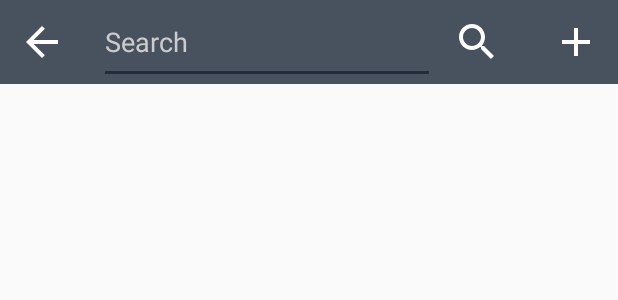
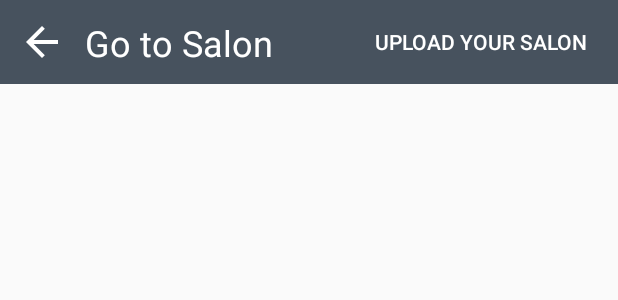
Before and after one commit to dohaiha1703/SalonReview, an Android app: the layout activity_home.xml on its own in the app's theme, with its tools: preview values and no code run, on a phone screen of 412 x 824 dp. Shown: the top 300 px of the screen. Run offline under Robolectric (Android 15) with nearby library versions, the phone set to English and light mode, and no system bars.

Commit message:
edit home toolbar

```diff
--- a/SalonReviewer_01/app/src/main/java/com/framgia/gotosalon/screen/home/HomeActivity.java
+++ b/SalonReviewer_01/app/src/main/java/com/framgia/gotosalon/screen/home/HomeActivity.java
@@ -6,8 +6,10 @@ import android.support.design.widget.TabLayout;
 import android.support.v4.view.ViewPager;
 import android.util.Log;
 import android.view.View;
+import android.widget.Button;
 import android.widget.EditText;
 import android.widget.ImageView;
+import android.widget.TextView;
 import android.widget.Toast;
 
 import com.framgia.gotosalon.R;
@@ -26,8 +28,9 @@ import java.util.List;
 public class HomeActivity extends BaseActivity implements View.OnClickListener, HomeContract.View {
     private static final String INTENT_KEY = "USER_ID";
     private String mUserId;
-    private ImageView mImageMenu;
-    private EditText mEditTextSearch;
+    private Button btnUpload;
+//    private EditText mEditTextSearch;
+    private TextView mText;
 
     @Override
     protected int getLayoutResource() {
@@ -41,11 +44,12 @@ public class HomeActivity extends BaseActivity implements View.OnClickListener,
         TabLayout tabLayout = findViewById(R.id.tab_home);
         viewPager.setAdapter(adapter);
         tabLayout.setupWithViewPager(viewPager);
-        mEditTextSearch = findViewById(R.id.edit_search);
+//        mEditTextSearch = findViewById(R.id.edit_search);
         findViewById(R.id.image_back).setOnClickListener(this);
-        findViewById(R.id.image_search).setOnClickListener(this);
-        mImageMenu = findViewById(R.id.image_menu);
-        mImageMenu.setOnClickListener(this);
+//        findViewById(R.id.image_search).setOnClickListener(this);
+        btnUpload = findViewById(R.id.buttonUploadSalon);
+        btnUpload.setOnClickListener(this);
+        mText = findViewById(R.id.textView);
     }
 
     @Override
@@ -59,7 +63,9 @@ public class HomeActivity extends BaseActivity implements View.OnClickListener,
         presenter.setView(this);
         presenter.checkUserId(mUserId);
         if (mUserId == null){
-            mImageMenu.setVisibility(View.GONE);
+            btnUpload.setVisibility(View.GONE);
+        }else{
+            mText.setVisibility(View.GONE);
         }
     }
 
@@ -69,7 +75,7 @@ public class HomeActivity extends BaseActivity implements View.OnClickListener,
             case R.id.image_back:
                 finish();
                 break;
-            case R.id.image_menu:
+            case R.id.buttonUploadSalon:
                 if (mUserId != null){
                     Intent intent = new Intent(this, ManagerActivity.class);
                     intent.putExtra(INTENT_KEY, mUserId);
@@ -78,14 +84,14 @@ public class HomeActivity extends BaseActivity implements View.OnClickListener,
                 }
                 Toast.makeText(this, "Sign up to use this function", Toast.LENGTH_SHORT).show();
                 break;
-            case R.id.image_search:
-                Bundle bundle = new Bundle();
-                bundle.putString("data", mEditTextSearch.getText().toString().trim());
-                NewFragment newFragment = new NewFragment();
-                HotFragment hotFragment = new HotFragment();
-                newFragment.setArguments(bundle);
-                hotFragment.setArguments(bundle);
-                break;
+//            case R.id.image_search:
+//                Bundle bundle = new Bundle();
+//                bundle.putString("data", mEditTextSearch.getText().toString().trim());
+//                NewFragment newFragment = new NewFragment();
+//                HotFragment hotFragment = new HotFragment();
+//                newFragment.setArguments(bundle);
+//                hotFragment.setArguments(bundle);
+//                break;
         }
     }
 
--- a/SalonReviewer_01/app/src/main/res/layout/activity_home.xml
+++ b/SalonReviewer_01/app/src/main/res/layout/activity_home.xml
@@ -1,6 +1,7 @@
 <?xml version="1.0" encoding="utf-8"?>
 <android.support.constraint.ConstraintLayout xmlns:android="http://schemas.android.com/apk/res/android"
     xmlns:app="http://schemas.android.com/apk/res-auto"
+    xmlns:tools="http://schemas.android.com/tools"
     android:layout_width="match_parent"
     android:layout_height="match_parent">
 
@@ -25,40 +26,6 @@
         app:layout_constraintTop_toTopOf="parent"
         app:srcCompat="@drawable/ic_arrow_back_white_24dp" />
 
-    <ImageView
-        android:id="@+id/image_menu"
-        style="?attr/borderlessButtonStyle"
-        android:layout_width="?attr/actionBarSize"
-        android:layout_height="?attr/actionBarSize"
-        app:layout_constraintEnd_toEndOf="parent"
-        app:layout_constraintTop_toTopOf="parent"
-        app:srcCompat="@drawable/ic_add_white_24dp" />
-
-    <ImageView
-        android:id="@+id/image_search"
-        style="?attr/borderlessButtonStyle"
-        android:layout_width="?attr/actionBarSize"
-        android:layout_height="?attr/actionBarSize"
-        android:layout_marginEnd="@dimen/dimen_10"
-        app:layout_constraintEnd_toStartOf="@+id/image_menu"
-        app:layout_constraintTop_toTopOf="parent"
-        app:srcCompat="@drawable/ic_search_white_24dp" />
-
-    <EditText
-        android:id="@+id/edit_search"
-        android:layout_width="@dimen/dimen_0"
-        android:layout_height="?attr/actionBarSize"
-        android:layout_marginStart="@dimen/dimen_10"
-        android:ems="10"
-        android:hint="@string/hint_search"
-        android:inputType="textPersonName"
-        android:textColor="@android:color/white"
-        android:textColorHint="@color/color_gray"
-        app:layout_constraintBottom_toBottomOf="@+id/toolbar"
-        app:layout_constraintEnd_toStartOf="@+id/image_search"
-        app:layout_constraintStart_toEndOf="@+id/image_back"
-        app:layout_constraintTop_toTopOf="parent" />
-
     <android.support.design.widget.TabLayout
         android:id="@+id/tab_home"
         android:layout_width="@dimen/dimen_0"
@@ -76,4 +43,34 @@
         app:layout_constraintStart_toStartOf="parent"
         app:layout_constraintTop_toBottomOf="@+id/toolbar" />
 
+    <TextView
+        android:id="@+id/textView"
+        android:layout_width="wrap_content"
+        android:layout_height="wrap_content"
+        android:layout_marginStart="8dp"
+        android:layout_marginTop="8dp"
+        android:layout_marginEnd="8dp"
+        android:layout_marginBottom="8dp"
+        android:text="Go to Salon"
+        android:textColor="#fff"
+        android:textSize="24sp"
+        app:layout_constraintBottom_toTopOf="@+id/view_pager_home"
+        app:layout_constraintEnd_toStartOf="@+id/buttonUploadSalon"
+        app:layout_constraintStart_toStartOf="@+id/image_back"
+        app:layout_constraintTop_toTopOf="@+id/toolbar" />
+
+    <Button
+        android:id="@+id/buttonUploadSalon"
+        style="@style/Widget.AppCompat.Button.Borderless"
+        android:layout_width="wrap_content"
+        android:layout_height="wrap_content"
+        android:layout_marginTop="8dp"
+        android:layout_marginEnd="8dp"
+        android:layout_marginBottom="8dp"
+        android:text="Upload your salon"
+        android:textColor="#fff"
+        app:layout_constraintBottom_toTopOf="@+id/view_pager_home"
+        app:layout_constraintEnd_toEndOf="@+id/toolbar"
+        app:layout_constraintTop_toTopOf="@+id/toolbar" />
+
 </android.support.constraint.ConstraintLayout>
```
